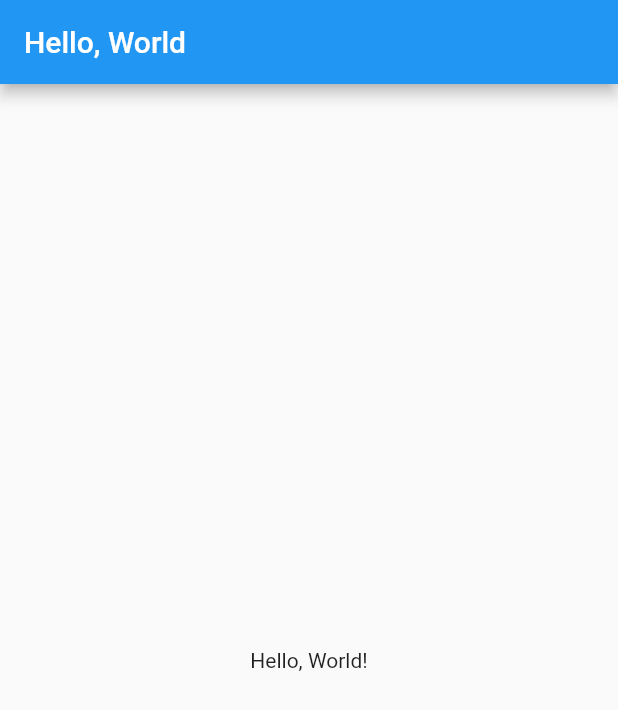
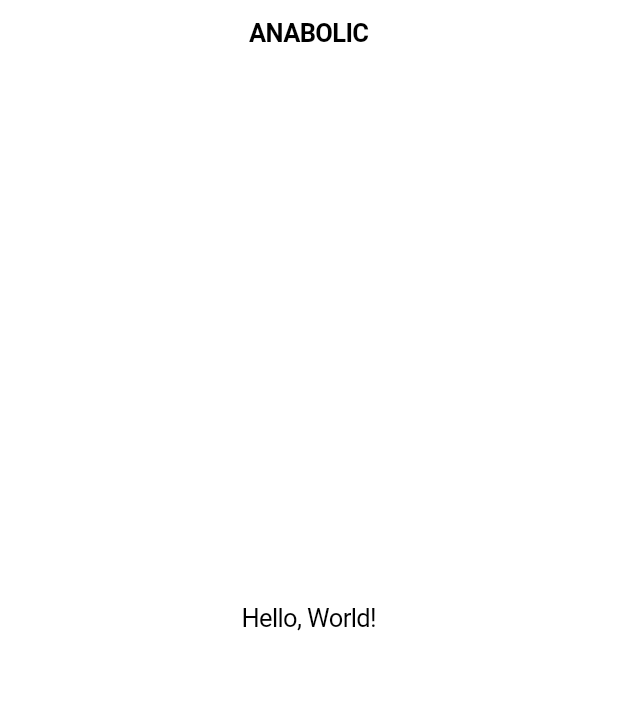
Before and after one commit to krapli441/anabolic, a Flutter app: the screen it shows after launch, on a phone screen of 412 x 824 dp. Shown: the top 710 px of the screen. Run offline on Flutter 3.47's test engine with Material 2 defaults, Android fonts, the phone set to English and light mode, and no system bars.

Commit message:
쿠퍼티노 디자인으로 변경해봄

```diff
--- a/anabolic/lib/main.dart
+++ b/anabolic/lib/main.dart
@@ -1,23 +1,23 @@
-import 'package:flutter/material.dart';
-// Flutter 프레임워크의 material 디자인 위젯을 사용하기 위해 필요한 패키지를 import 하였음.
+import 'package:flutter/cupertino.dart';
 
-// 앱의 진입점 (Entry Point), 앱을 실행할 때 처음 호출되는 함수이다.
 void main() {
-  runApp(const MyApp());
+  runApp(const CupertinoApp(
+    home: MyCupertinoApp(),
+  ));
 }
 
-class MyApp extends StatelessWidget {
-  const MyApp({Key? key}) : super(key: key);
+class MyCupertinoApp extends StatelessWidget {
+  const MyCupertinoApp({Key? key}) : super(key: key);
+
   @override
   Widget build(BuildContext context) {
-    return MaterialApp(
-        home: Scaffold(
-      appBar: AppBar(
-        title: const Text('Hello, World'), // 앱 바에 출력할 테스트
+    return const CupertinoPageScaffold(
+      navigationBar: CupertinoNavigationBar(
+        middle: Text('ANABOLIC'), // 앱 바에 출력할 테스트
       ),
-      body: const Center(
+      child: Center(
         child: Text('Hello, World!'), // 가운데에 출력할 테스트
       ),
-    ));
+    );
   }
 }
```
Also changed, not shown: 1 other file.
